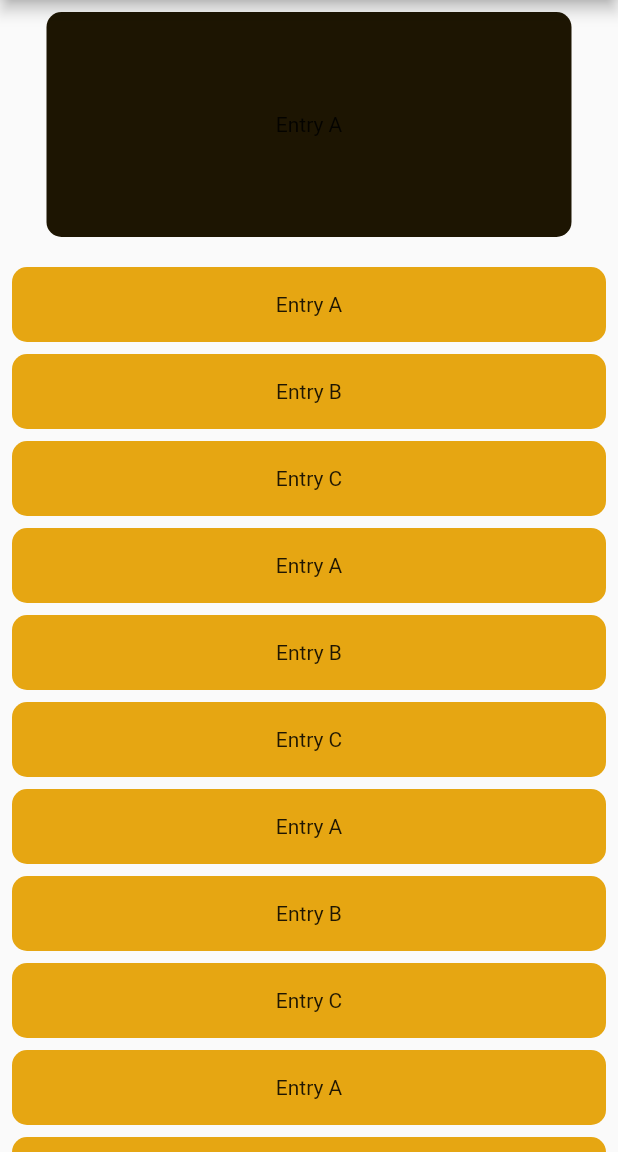
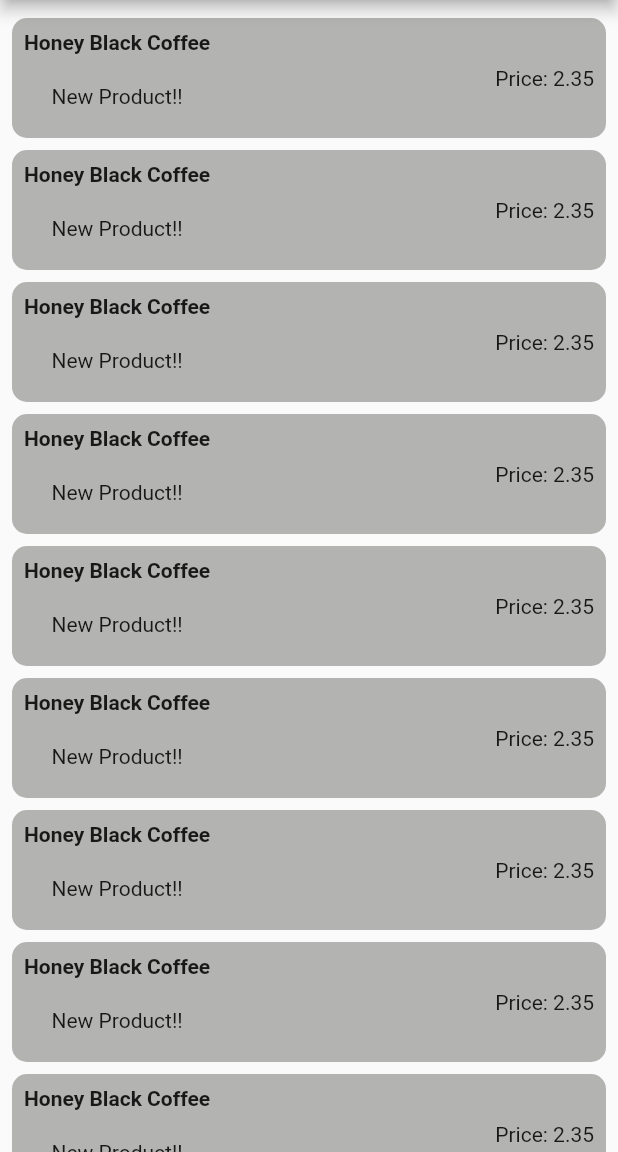
Before and after one commit to MounSovongdy/LoyEat_Admin, a Flutter app: the OrderPageDetail screen opened directly, on a phone screen of 412 x 824 dp, the part 84-1236 px from its top. Run offline on Flutter 3.47's test engine with Material 2 defaults, Android fonts, the phone set to English and light mode, and no system bars; our stand-ins replace cloud_firestore, firebase_core; accounts and stored records are empty.

Commit message:
Item list

```diff
--- a/lib/src/srceen/order_page_detail.dart
+++ b/lib/src/srceen/order_page_detail.dart
@@ -11,6 +11,7 @@ class OrderPageDetail extends StatefulWidget {
 
 class _OrderPageDetailState extends State<OrderPageDetail> {
   @override
+
   final List<String> entries = <String>[
     'A',
     'B',
@@ -38,41 +39,51 @@ class _OrderPageDetailState extends State<OrderPageDetail> {
   );
 
   Widget get body {
-    return SingleChildScrollView(
-      //padding: const EdgeInsets.all(8),
-      child: Column(
-        children: [
-          Center(
+    return ListView.builder(
+      padding: const EdgeInsets.all(8),
+      scrollDirection: Axis.vertical,
+      shrinkWrap: true,
+      itemCount: 12,
+      itemBuilder: (BuildContext context, int index) {
+          return InkWell(
             child: Container(
-              width: 350,
-              height: 150,
+              margin: const EdgeInsets.symmetric(vertical: 4, horizontal: 0),
+              height: 80,
               decoration: BoxDecoration(
-                color: Color.fromARGB(255, 29, 21, 2),
+                color: Color.fromARGB(255, 179, 179, 178),
                 borderRadius: BorderRadius.circular(10),
               ),
-              margin: const EdgeInsets.all(8),
-              child: const Center(child: Text('Entry A')),
+              //child: Text('Entry ${entries[index]}'),
+              child: Row(
+                children: [
+                  Column(
+                    children: [
+                      Container(
+                        padding: const EdgeInsets.all(8),
+                        child: const Text("Honey Black Coffee",style: TextStyle(fontWeight: FontWeight.bold),),
+                      ),
+                      Container(
+                        padding: const EdgeInsets.all(12),
+                        child: const Text("New Product!!"),
+                      ),
+
+                    ],
+                  ),
+                  const Spacer(),
+                  Container(
+                    padding: const EdgeInsets.all(8),
+                      child: const Text("Price: 2.35"),
+                    ),
+                ],
+              ),
             ),
-          ),
-          ListView.builder(
-              padding: const EdgeInsets.all(8),
-              shrinkWrap: true,
-              scrollDirection: Axis.vertical,
-              itemCount: 12,
-              itemBuilder: (BuildContext context, int index) {
-                return Container(
-                  margin: const EdgeInsets.symmetric(vertical: 4, horizontal: 0),
-                  height: 50,
-                  decoration: BoxDecoration(
-                    color: Color.fromARGB(255, 230, 166, 18),
-                    borderRadius: BorderRadius.circular(10),
-                    //margin: const EdgeInsets.all(8),
-                  ),
-                  child: Center(child: Text('Entry ${entries[index]}')),
-                );
-              }),
-        ],
-      ),
+            onTap: () {
+              setState(() {
+
+              });
+            },
+          );
+        },
     );
   }
 }
--- a/pubspec.yaml
+++ b/pubspec.yaml
@@ -61,7 +61,7 @@ flutter:
   uses-material-design: true
 
   # To add assets to your application, add an assets section, like this:
-  # assets:
+  #assets:
   #   - images/a_dot_burr.jpeg
   #   - lib/images/
 
```
Also changed, not shown: lib/images/logo_amazon.jpg (added).
